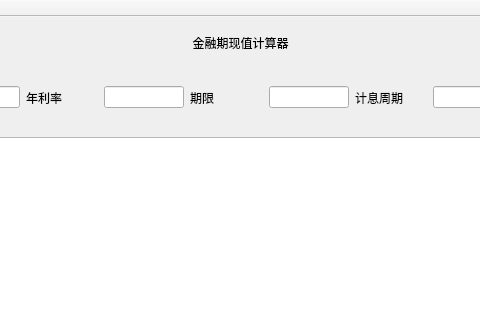
Qt form mainwindow.ui (anwlw09/compound_interest) before a commit; both pictures show x 170 to 650 and y 0 to 320 of the 870 by 549 pixel window.
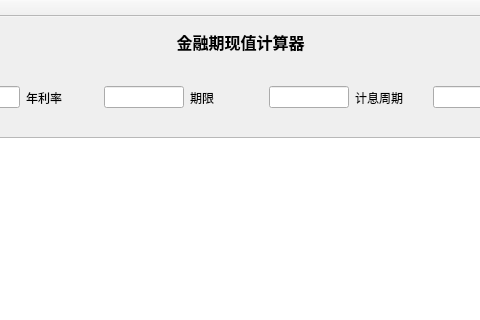
The same form after that commit.

Commit message: add function define

Patch:
```diff
--- a/mainwindow.ui
+++ b/mainwindow.ui
@@ -24,7 +24,7 @@
      </rect>
     </property>
     <property name="text">
-     <string>金融期现值计算器</string>
+     <string>&lt;html&gt;&lt;head/&gt;&lt;body&gt;&lt;p&gt;&lt;span style=&quot; font-size:12pt; font-weight:600;&quot;&gt;金融期现值计算器&lt;/span&gt;&lt;/p&gt;&lt;/body&gt;&lt;/html&gt;</string>
     </property>
     <property name="alignment">
      <set>Qt::AlignCenter</set>
```
The commit also changes 2 other files.
